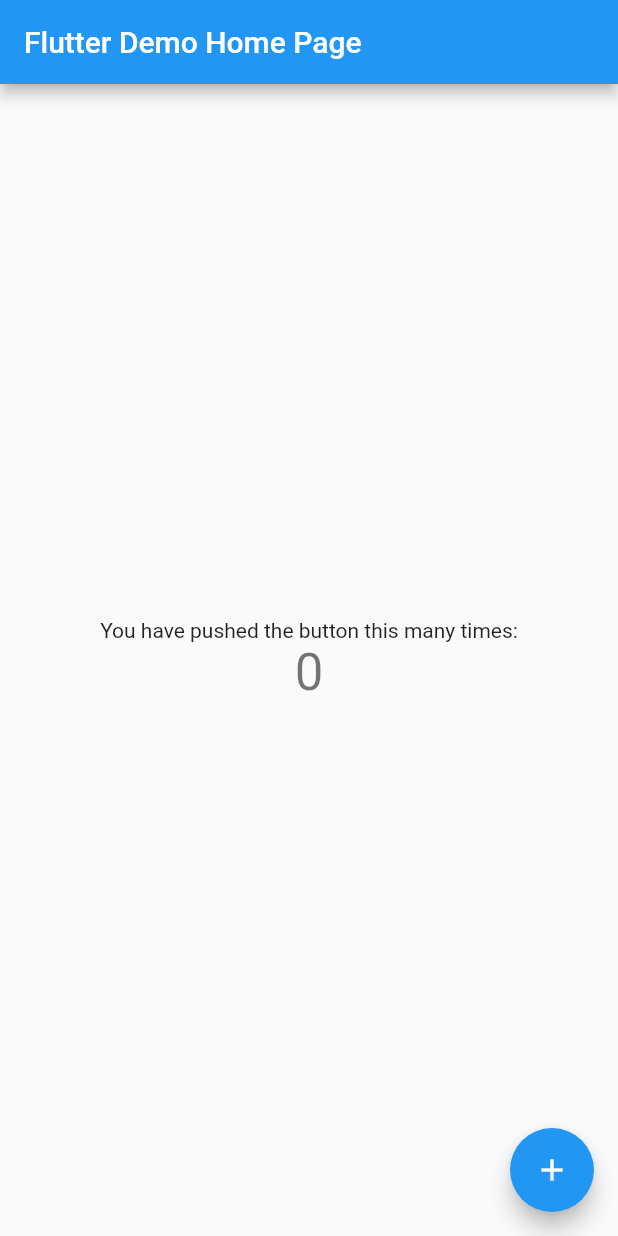
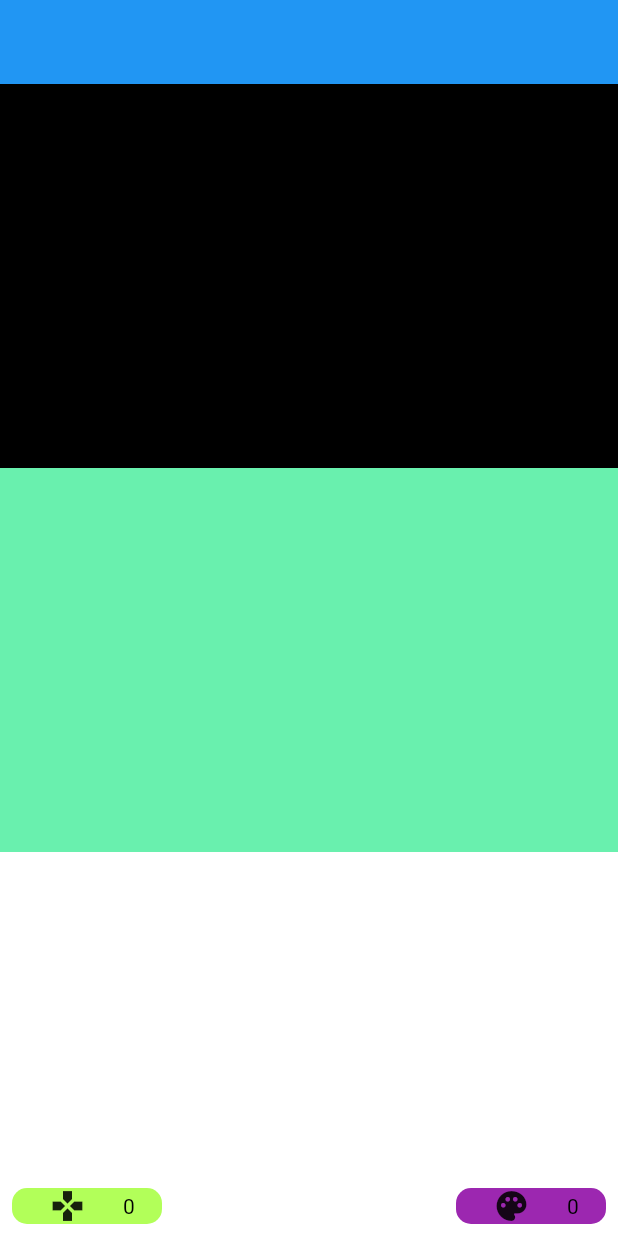
Before and after one commit to Taks7/Flutter-App-With-Firebase, a Flutter app: the screen it shows after launch, on a phone screen of 412 x 824 dp. Run offline on Flutter 3.47's test engine with Material 2 defaults, Android fonts, the light colour scheme and no system bars; our stand-ins replace firebase_core; accounts and stored records are empty.

Commit message:
Added basics for the game screen
Also added some buttons that shall be connected to firebase.

```diff
--- a/games_score/lib/main.dart
+++ b/games_score/lib/main.dart
@@ -1,115 +1,29 @@
+import 'package:firebase_core/firebase_core.dart';
 import 'package:flutter/material.dart';
+import 'package:games_score/firebase_options.dart';
+import 'package:games_score/screens/game_screen.dart';
+//import 'package:games_score/screens/chat_list_screen.dart';
+//import 'package:games_score/screens/chat_screen.dart';
 
-void main() {
+void main() async {
+  WidgetsFlutterBinding.ensureInitialized();
+  await Firebase.initializeApp(
+    options: DefaultFirebaseOptions.currentPlatform,
+  );
   runApp(const MyApp());
 }
 
 class MyApp extends StatelessWidget {
-  const MyApp({Key? key}) : super(key: key);
+  const MyApp({super.key});
 
-  // This widget is the root of your application.
   @override
   Widget build(BuildContext context) {
     return MaterialApp(
-      title: 'Flutter Demo',
-      theme: ThemeData(
-        // This is the theme of your application.
-        //
-        // Try running your application with "flutter run". You'll see the
-        // application has a blue toolbar. Then, without quitting the app, try
-        // changing the primarySwatch below to Colors.green and then invoke
-        // "hot reload" (press "r" in the console where you ran "flutter run",
-        // or simply save your changes to "hot reload" in a Flutter IDE).
-        // Notice that the counter didn't reset back to zero; the application
-        // is not restarted.
-        primarySwatch: Colors.blue,
-      ),
-      home: const MyHomePage(title: 'Flutter Demo Home Page'),
+      initialRoute: '/game-screen',
+      routes: {
+        '/game-screen': (context) => GameScreen(),
+       // '/chat-messages': (context) => ,
+      },
     );
   }
 }
-
-class MyHomePage extends StatefulWidget {
-  const MyHomePage({Key? key, required this.title}) : super(key: key);
-
-  // This widget is the home page of your application. It is stateful, meaning
-  // that it has a State object (defined below) that contains fields that affect
-  // how it looks.
-
-  // This class is the configuration for the state. It holds the values (in this
-  // case the title) provided by the parent (in this case the App widget) and
-  // used by the build method of the State. Fields in a Widget subclass are
-  // always marked "final".
-
-  final String title;
-
-  @override
-  State<MyHomePage> createState() => _MyHomePageState();
-}
-
-class _MyHomePageState extends State<MyHomePage> {
-  int _counter = 0;
-
-  void _incrementCounter() {
-    setState(() {
-      // This call to setState tells the Flutter framework that something has
-      // changed in this State, which causes it to rerun the build method below
-      // so that the display can reflect the updated values. If we changed
-      // _counter without calling setState(), then the build method would not be
-      // called again, and so nothing would appear to happen.
-      _counter++;
-    });
-  }
-
-  @override
-  Widget build(BuildContext context) {
-    // This method is rerun every time setState is called, for instance as done
-    // by the _incrementCounter method above.
-    //
-    // The Flutter framework has been optimized to make rerunning build methods
-    // fast, so that you can just rebuild anything that needs updating rather
-    // than having to individually change instances of widgets.
-    return Scaffold(
-      appBar: AppBar(
-        // Here we take the value from the MyHomePage object that was created by
-        // the App.build method, and use it to set our appbar title.
-        title: Text(widget.title),
-      ),
-      body: Center(
-        // Center is a layout widget. It takes a single child and positions it
-        // in the middle of the parent.
-        child: Column(
-          // Column is also a layout widget. It takes a list of children and
-          // arranges them vertically. By default, it sizes itself to fit its
-          // children horizontally, and tries to be as tall as its parent.
-          //
-          // Invoke "debug painting" (press "p" in the console, choose the
-          // "Toggle Debug Paint" action from the Flutter Inspector in Android
-          // Studio, or the "Toggle Debug Paint" command in Visual Studio Code)
-          // to see the wireframe for each widget.
-          //
-          // Column has various properties to control how it sizes itself and
-          // how it positions its children. Here we use mainAxisAlignment to
-          // center the children vertically; the main axis here is the vertical
-          // axis because Columns are vertical (the cross axis would be
-          // horizontal).
-          mainAxisAlignment: MainAxisAlignment.center,
-          children: <Widget>[
-            const Text(
-              'You have pushed the button this many times:',
-            ),
-            Text(
-              '$_counter',
-              style: Theme.of(context).textTheme.headline4,
-            ),
-          ],
-        ),
-      ),
-      floatingActionButton: FloatingActionButton(
-        onPressed: _incrementCounter,
-        tooltip: 'Increment',
-        child: const Icon(Icons.add),
-      ), // This trailing comma makes auto-formatting nicer for build methods.
-    );
-  }
-}
--- /dev/null
+++ b/games_score/lib/screens/game_screen.dart
@@ -0,0 +1,40 @@
+//import 'package:cloud_firestore/cloud_firestore.dart';
+import 'package:flutter/material.dart';
+import 'package:games_score/widgets/gameplay_points_button.dart';
+import 'package:games_score/widgets/art_points_button.dart';
+//import 'package:games_score/widgets/chat_title.dart';
+
+class GameScreen extends StatelessWidget {
+  @override
+  Widget build(BuildContext context) {
+    return Scaffold(
+      appBar: AppBar(),
+      backgroundColor: const Color(0xffd4ebdf),
+      body: Stack(
+        children: [
+          Column(
+            children: [
+              Expanded(child: Container(color: Colors.black,),), //AQUI HAY QUE PONER LA IMAGEN DEL JUEGO SELECCIONADO
+              Expanded(child: Container(color: Colors.greenAccent,),), //AQUI PONEMOS LA INFO DE METASCORE (NOMBRE, PRECIO, PUNTUACION)
+              Expanded(child: Container(color: Colors.white,),), //AQUI PONEMOS LA DESCRIPCIÓN DEL JUEGO Y LA PUNTUACION DE ARTE Y GAMEPLAY
+            ],
+          ),
+          const Align(
+            alignment: Alignment.bottomLeft,
+            child: Padding(
+              padding: EdgeInsets.all(8.0),
+              child: GameplayCounter(size: 100),
+            ),
+          ),
+          const Align(
+            alignment: Alignment.bottomRight,
+            child: Padding(
+              padding: EdgeInsets.all(8.0),
+              child: ArtCounter(size: 100),
+            ),
+          ),
+        ],
+      ),
+    );
+  }
+}
--- /dev/null
+++ b/games_score/lib/widgets/art_points_button.dart
@@ -0,0 +1,48 @@
+import 'package:flutter/material.dart';
+
+class ArtCounter extends StatefulWidget {
+  final double size;
+  const ArtCounter({super.key, required this.size});
+
+  @override
+  _CounterState createState() => _CounterState();
+}
+
+class _CounterState extends State<ArtCounter> {
+  int count = 0;
+
+  @override
+  Widget build(BuildContext context) {
+    return GestureDetector(
+      onTap: () {
+        setState(() {
+          count++;
+        });
+      },
+      onLongPress: () {
+        setState(() {
+          count--;
+        });
+      },
+      child: Container(
+        width: widget.size,
+        decoration: BoxDecoration(
+          color: Colors.purple,
+          borderRadius: BorderRadius.all(Radius.circular(10.0)),
+
+        ),
+        child: Row(
+          children: <Widget>[
+            SizedBox(width: 25,),
+            Icon(Icons.palette),
+            SizedBox(width: 25,),
+            Text("$count",
+                style: TextStyle(
+                  color: Colors.black,
+                ))
+          ],
+        ),
+      ),
+    );
+  }
+}
--- /dev/null
+++ b/games_score/lib/widgets/gameplay_points_button.dart
@@ -0,0 +1,47 @@
+import 'package:flutter/material.dart';
+
+class GameplayCounter extends StatefulWidget {
+  final double size;
+  const GameplayCounter({super.key, required this.size});
+
+  @override
+  _CounterState createState() => _CounterState();
+}
+
+class _CounterState extends State<GameplayCounter> {
+  int count = 0;
+
+  @override
+  Widget build(BuildContext context) {
+    return GestureDetector(
+      onTap: () {
+        setState(() {
+          count++;
+        });
+      },
+      onLongPress: () {
+        setState(() {
+          count--;
+        });
+      },
+      child: Container(
+        width: widget.size,
+        decoration: BoxDecoration(
+          color: Colors.lightGreenAccent,
+          borderRadius: BorderRadius.all(Radius.circular(10.0)),
+        ),
+        child: Row(
+          children: <Widget>[
+            SizedBox(width: 25,),
+            Icon(Icons.gamepad),
+            SizedBox(width: 25,),
+            Text("$count",
+                style: TextStyle(
+                  color: Colors.black,
+                ))
+          ],
+        ),
+      ),
+    );
+  }
+}
--- a/games_score/pubspec.yaml
+++ b/games_score/pubspec.yaml
@@ -18,7 +18,7 @@
 version: 1.0.0+1
 
 environment:
-  sdk: ">=2.12.0 <3.0.0"
+  sdk: ">=2.18.4 <3.0.0"
 
 # Dependencies specify other packages that your package needs in order to work.
 # To automatically upgrade your package dependencies to the latest versions
```
Also changed, not shown: games_score/pubspec.lock.
